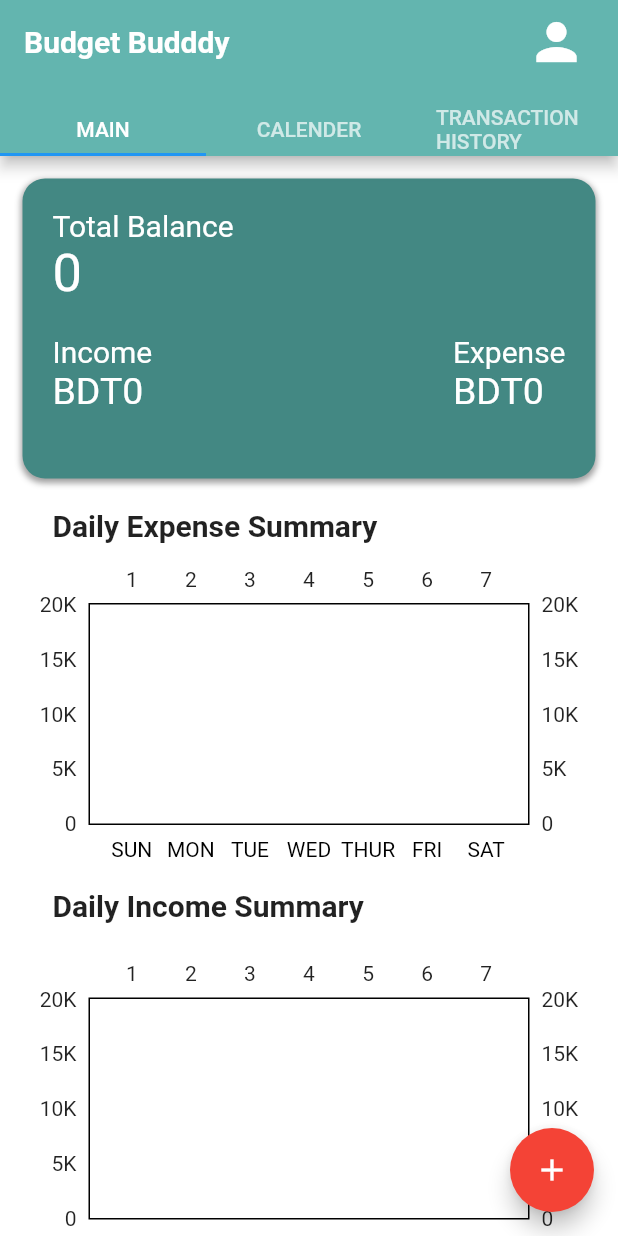
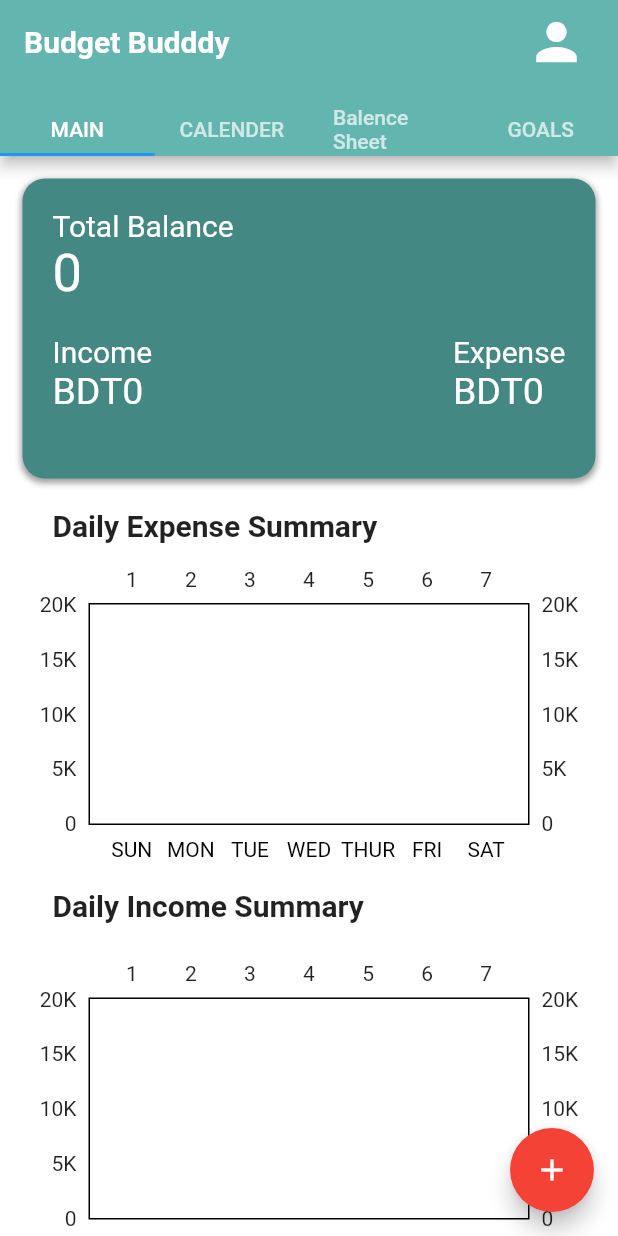
Before and after one commit to Neelavro/BudgetBuddy, a Flutter app: the HomePage screen opened by its route, on a phone screen of 412 x 824 dp. Run offline on Flutter 3.47's test engine with Material 2 defaults, Android fonts, the phone set to English and light mode, and no system bars; drawn by our look-alikes of fl_chart; our stand-ins replace mvc_pattern, sizer, table_calendar; missing offline and left inert: scaffold_gradient_background; network calls fail.

Commit message:
bug fixes done

```diff
--- a/lib/Repositories/ExpenseIncome.dart
+++ b/lib/Repositories/ExpenseIncome.dart
@@ -9,7 +9,7 @@ import '../constants.dart';
 
 
 getAllIncomeExpense(int id) async {
-  final response = await http.get(Uri.parse('https://4295-103-205-71-145.ngrok-free.app/api/inex/user/$id'));
+  final response = await http.get(Uri.parse('https://8806-103-205-71-145.ngrok-free.app/api/inex/user/$id'));
   List result = jsonDecode(response.body);
   allexpenseincomeMap = result;
   print(result);
@@ -17,7 +17,7 @@ getAllIncomeExpense(int id) async {
 }
 
 Future<void> postIncomeExpense(int y, String p, String q, String r, String s) async {
-  final url = Uri.parse('https://4295-103-205-71-145.ngrok-free.app/api/inex/');
+  final url = Uri.parse('https://8806-103-205-71-145.ngrok-free.app/api/inex/');
   int z = int.parse(r);
   final response = await http.post(
     url,
--- a/lib/screens/HomePage.dart
+++ b/lib/screens/HomePage.dart
@@ -1,5 +1,6 @@
 import 'package:budget_buddy/Repositories/ExpenseIncome.dart';
 import 'package:budget_buddy/screens/AddExpense.dart';
+import 'package:budget_buddy/screens/AddGoal.dart';
 import 'package:budget_buddy/screens/AddIncome.dart';
 import 'package:budget_buddy/screens/Login.dart';
 import 'package:budget_buddy/screens/Main.dart';
@@ -36,7 +37,7 @@ class _HomePageState extends State<HomePage> with TickerProviderStateMixin {
     print(currentDate);
     expenseTracker(allexpenseincomeMap);
     incomeTracker(allexpenseincomeMap);
-    _controller = new TabController(length: 3, vsync: this, initialIndex: 0)
+    _controller = new TabController(length: 4, vsync: this, initialIndex: 0)
       ..addListener(() {});
     //print(_focusedDay);
     setState(() {
@@ -126,14 +127,11 @@ class _HomePageState extends State<HomePage> with TickerProviderStateMixin {
                 print("currentDate: $currentDate");
                 postIncomeExpense(UserId.value, "Expense", titleController.value.text, descpController.value.text, currentDate);
                 weekdayExpenseAmount(currentDate.substring(0,10), descpController.value.text);
-                getAllIncomeExpense(UserId.value);
+                //getAllIncomeExpense(UserId.value);
                 eventLoader(allexpenseincomeMap);
                 weekdayExpenseAmount(currentDate.substring(0,10), descpController.value.text);
-                //incomeTracker(allexpenseincomeMap);
-
                 setState(() {
                 });
-
                 titleController.clear();
                 descpController.clear();
                 Navigator.pop(context);
@@ -163,12 +161,8 @@ class _HomePageState extends State<HomePage> with TickerProviderStateMixin {
                 eventLoader(allexpenseincomeMap);
                 postIncomeExpense(UserId.value, "Income", titleController.value.text, descpController.value.text, currentDate);
                 weekdayIncomeAmount(currentDate.toString().substring(0,10), descpController.value.text);
-                getAllIncomeExpense(UserId.value);
-
                 eventLoader(allexpenseincomeMap);
                 _selectedDate = _focusedDay;
-                //expenseTracker(allexpenseincomeMap);
-
                 setState(() {
                 });
 
@@ -183,11 +177,9 @@ class _HomePageState extends State<HomePage> with TickerProviderStateMixin {
       ),
     );
   }
-  int _currentTabIndex = 0;
 
   @override
   Widget build(BuildContext context) {
-    _controller.animateTo(_currentTabIndex);
     return WillPopScope(
       onWillPop: ()async{
         return false;
@@ -223,8 +215,8 @@ class _HomePageState extends State<HomePage> with TickerProviderStateMixin {
             tabs: [
               Text("MAIN"),
               Text("CALENDER"),
-              Text("TRANSACTION HISTORY"),
-
+              Text("Balence Sheet"),
+              Text("GOALS"),
             ],
           ),
         ),
@@ -234,10 +226,8 @@ class _HomePageState extends State<HomePage> with TickerProviderStateMixin {
           MainPage(),
             EventCalendarScreen(),
           TransactionHistory(),
-
-
+            AddGoal(),
         ],
-
         ),
         floatingActionButton: FloatingActionButton(
           onPressed: ()async{
--- a/lib/screens/Main.dart
+++ b/lib/screens/Main.dart
@@ -56,6 +56,81 @@ class _MainPageState extends State<MainPage> {
         child: Column(
           crossAxisAlignment: CrossAxisAlignment.start,
           children: [
+          ValueListenableBuilder<bool>(
+            valueListenable: goal_reached_notification,
+            builder: (context, value, child) { return goal_reached_notification.value == true? Padding(
+              padding:  EdgeInsets.only(bottom: 20.0),
+              child: Container(
+                padding: EdgeInsets.all(8),
+                alignment: Alignment.center,
+                height: 70,
+                width: 400,
+                decoration: BoxDecoration(
+                  color: Colors.white,
+                  borderRadius: BorderRadius.circular(15),
+                  boxShadow:  [
+                    BoxShadow(
+                      color: Colors.grey,
+                      offset: Offset(
+                        0,
+                        2.0,
+                      ),
+                      blurRadius: 3.0,
+                      spreadRadius: 1.0,
+                    ),
+                  ],
+                ),
+                child: Row(
+                  children: [
+                    Icon(Icons.notification_important_rounded, color: Colors.red,),
+                    Text("You have almost reached your daily\n expense goal!",
+                      style: TextStyle(
+                        color: Colors.black,
+                        fontSize: 17,
+                      ),
+                    ),
+                  ],
+                ),
+                ),
+              ): Container();}),
+              ValueListenableBuilder<bool>(
+              valueListenable: goal_exceeded_notification,
+              builder: (context, value, child) { return goal_exceeded_notification.value == true?
+              Padding(
+              padding:  EdgeInsets.only(bottom: 20.0),
+              child: Container(
+                padding: EdgeInsets.all(8),
+                alignment: Alignment.center,
+                height: 70,
+                width: 400,
+                decoration: BoxDecoration(
+                  color: Colors.white,
+                  borderRadius: BorderRadius.circular(15),
+                  boxShadow:  [
+                    BoxShadow(
+                      color: Colors.grey,
+                      offset: Offset(
+                        0,
+                        2.0,
+                      ),
+                      blurRadius: 3.0,
+                      spreadRadius: 1.0,
+                    ),
+                  ],
+                ),
+                child: Row(
+                  children: [
+                    Icon(Icons.notification_important_rounded, color: Colors.red,),
+                    Text("You have  exceeded your daily  expense goal!",
+                      style: TextStyle(
+                        color: Colors.black,
+                        fontSize: 17,
+                      ),
+                    ),
+                  ],
+                ),
+              ),
+            ):Container();}),
             Container(
               padding: EdgeInsets.all(20),
               height: 200,
--- a/lib/screens/SingnUp.dart
+++ b/lib/screens/SingnUp.dart
@@ -187,7 +187,8 @@ class _SingUpState extends StateMVC<SingUp>  {
                     print(user.name);
                     print(user.email);
                     print(user.password);
-                    postData(nameController.value.text, emailController.value.text, passController.value.text);
+                    _con.CreateUser(user);
+                    //postData(nameController.value.text, emailController.value.text, passController.value.text);
                     Navigator.push(context, MaterialPageRoute(builder: (context) => Login()));
                   }
                 },
--- a/pubspec.yaml
+++ b/pubspec.yaml
@@ -36,7 +36,6 @@ dependencies:
   fl_chart: ^0.60.0
   http: ^0.13.5
   mvc_pattern: ^8.12.0
-
   flutter:
     sdk: flutter
 
```
Also changed, not shown: lib/Controller/UserController.dart (+6 -4 lines), lib/Repositories/UserRepository.dart (+29 -4 lines), lib/constants.dart (+19 -33 lines), lib/screens/AddGoal.dart (added, +145 -0 lines), lib/screens/Login.dart (+42 -12 lines), lib/screens/ExpenseGoal.dart (added), 4 other files.
